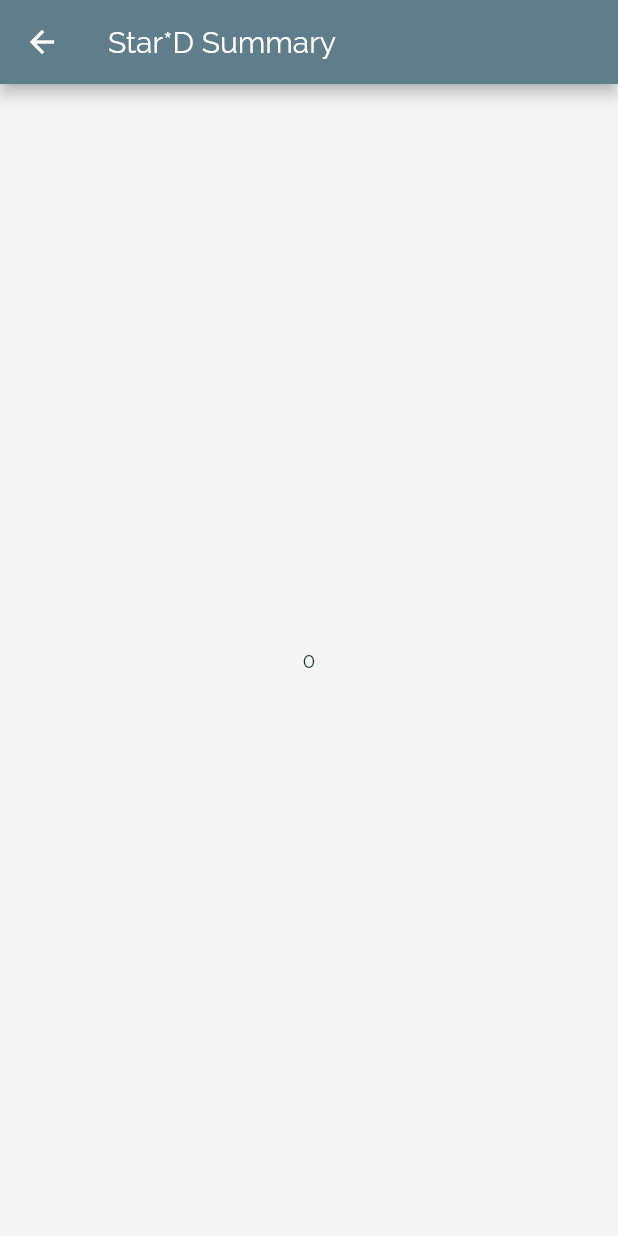
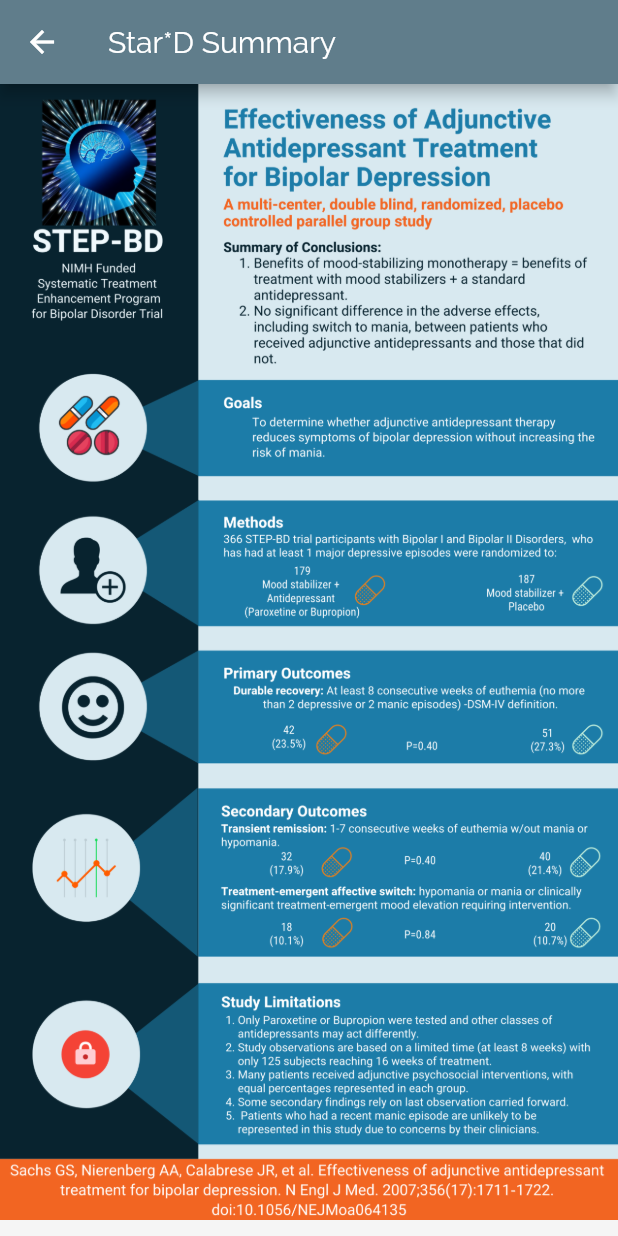
Before and after one commit to skoller/PsychStation, a Flutter app: the LandmarkStudiesScreen screen opened by its route, after a tap on "Study1", on a phone screen of 412 x 824 dp. Run offline on Flutter 3.47's test engine with Material 2 defaults, Android fonts, the phone set to English and light mode, and no system bars; our stand-ins replace cloud_firestore, firebase_auth; accounts and stored records are empty.

Commit message:
image displayed properly on landmark studies section

```diff
--- a/lib/Tools/Landmark_Studies/Landmark_studies_screen.dart
+++ b/lib/Tools/Landmark_Studies/Landmark_studies_screen.dart
@@ -2,7 +2,7 @@ import 'package:flutter/material.dart';
 
 class LandmarkStudiesScreen extends StatelessWidget {
 
-final studies = [ StudyInfographic("0", "Star*D Summary", "1.0", "6/21/2020") ];
+final studies = [ StudyInfographic("0", "Star*D Summary", "1.0", "6/21/2020", AssetImage('lib/assets/images/StudyImage_StepBD.png')) ];
 
   @override
   Widget build(BuildContext context) {
@@ -10,16 +10,16 @@ final studies = [ StudyInfographic("0", "Star*D Summary", "1.0", "6/21/2020") ];
       appBar: AppBar(
         title: Text("Landmark Studies"),
       ),
-      body:
+      body: SingleChildScrollView(child: FlatButton(child: Text("Study1"), onPressed: () {
+          Navigator.pushNamed(context, StudyInfographicPage.routeName, arguments: studies[0]);
+        },),)
       // ListView(
       //   padding: const EdgeInsets.all(25),
       //   children:
       //   (tools as List<Map<String, String>>).map( (tool) {
       //     return ToolItem(tool['id'], tool['title']);
       //   }).toList(),
-        RaisedButton(child: Text("Study1"), onPressed: () {
-          Navigator.pushNamed(context, StudyInfographicPage.routeName, arguments: studies[0]);
-        },),
+
       );
   }
 }
@@ -31,9 +31,9 @@ class StudyInfographic {
   final String title;
   final String version;
   final String lastUpdateDate;
-  // final Image image;
+  final AssetImage image;
 
-  StudyInfographic(this.id, this.title, this.version, this.lastUpdateDate);
+  StudyInfographic(this.id, this.title, this.version, this.lastUpdateDate, this.image);
 }
 
 
@@ -51,8 +51,13 @@ class StudyInfographicPage extends StatelessWidget {
     return Scaffold(
       appBar: AppBar(title: Text(studyArgs.title),
       ),
-      body: Center(child:
-              Text(studyArgs.id),
+      body: GestureDetector(
+              child: Container(
+                width: double.infinity,
+                child: SingleChildScrollView(child:
+               Image(image: studyArgs.image))
+
+        ),
       ),
     );
   }
--- a/pubspec.yaml
+++ b/pubspec.yaml
@@ -43,7 +43,8 @@ flutter:
   uses-material-design: true
 
   # To add assets to your application, add an assets section, like this:
-  # assets:
+  assets:
+   - lib/assets/images/StudyImage_StepBD.png
   #  - images/a_dot_burr.jpeg
   #  - images/a_dot_ham.jpeg
 
```
Also changed, not shown: lib/assets/images/StudyImage_StepBD.png (added).
